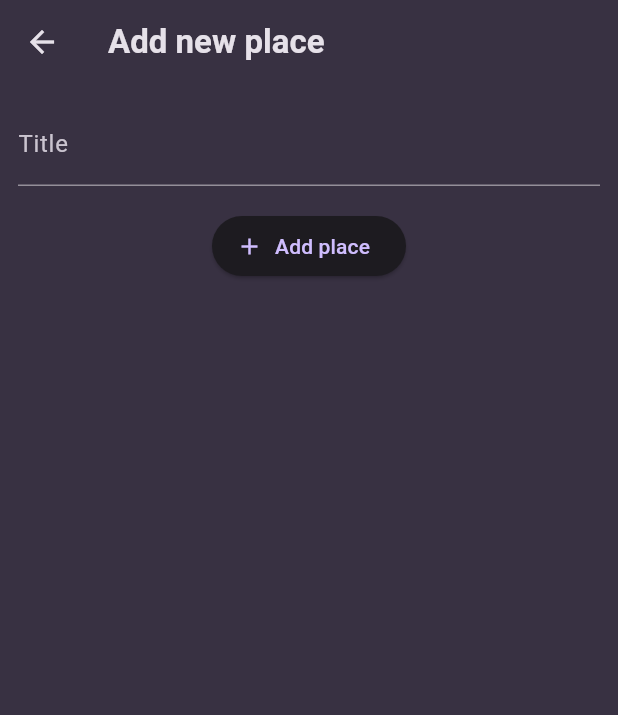
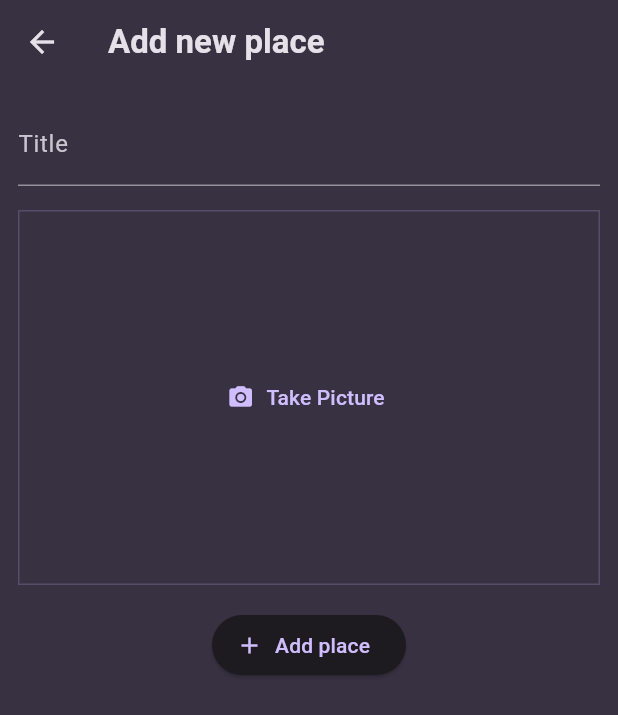
Before and after one commit to JuaniV2002/favorite_places_app, a Flutter app: the AddPlaceScreen screen opened directly, on a phone screen of 412 x 824 dp. Shown: the top 715 px of the screen. Run offline on Flutter 3.47's test engine with Material 3 defaults, Android fonts, the phone set to English and light mode, and no system bars; our stand-ins replace flutter_riverpod, google_fonts.

Commit message:
finished navigation and started image input widget

```diff
--- a/lib/screens/add_place.dart
+++ b/lib/screens/add_place.dart
@@ -1,3 +1,4 @@
+import 'package:favorite_places_app/widgets/image_input.dart';
 import 'package:flutter/material.dart';
 import 'package:flutter_riverpod/flutter_riverpod.dart';
 
@@ -51,6 +52,8 @@ class _AddPlaceScreenState extends ConsumerState<AddPlaceScreen> {
               ),
             ),
             const SizedBox(height: 16),
+            ImageInput(),
+            const SizedBox(height: 16),
             ElevatedButton.icon(
               onPressed: _savePlace,
               icon: const Icon(Icons.add),
--- /dev/null
+++ b/lib/widgets/image_input.dart
@@ -0,0 +1,36 @@
+import 'package:flutter/material.dart';
+
+class ImageInput extends StatefulWidget {
+  const ImageInput({super.key});
+
+  @override
+  State<ImageInput> createState() {
+    return _ImageInputState();
+  }
+}
+
+class _ImageInputState extends State<ImageInput> {
+  void _takePicture() {
+
+  }
+
+  @override
+  Widget build(BuildContext context) {
+    return Container(
+      decoration: BoxDecoration(
+        border: Border.all(
+          width: 1,
+          color: Theme.of(context).colorScheme.primary.withOpacity(0.2),
+        ),
+      ),
+      height: 250,
+      width: double.infinity,
+      alignment: Alignment.center,
+      child: TextButton.icon(
+        icon: const Icon(Icons.camera_alt),
+        label: const Text('Take Picture'),
+        onPressed: _takePicture,
+      ),
+    );
+  }
+}
```
Also changed, not shown: lib/screens/places_detail.dart (+31 -0 lines), lib/widgets/places_list.dart (+15 -3 lines).
